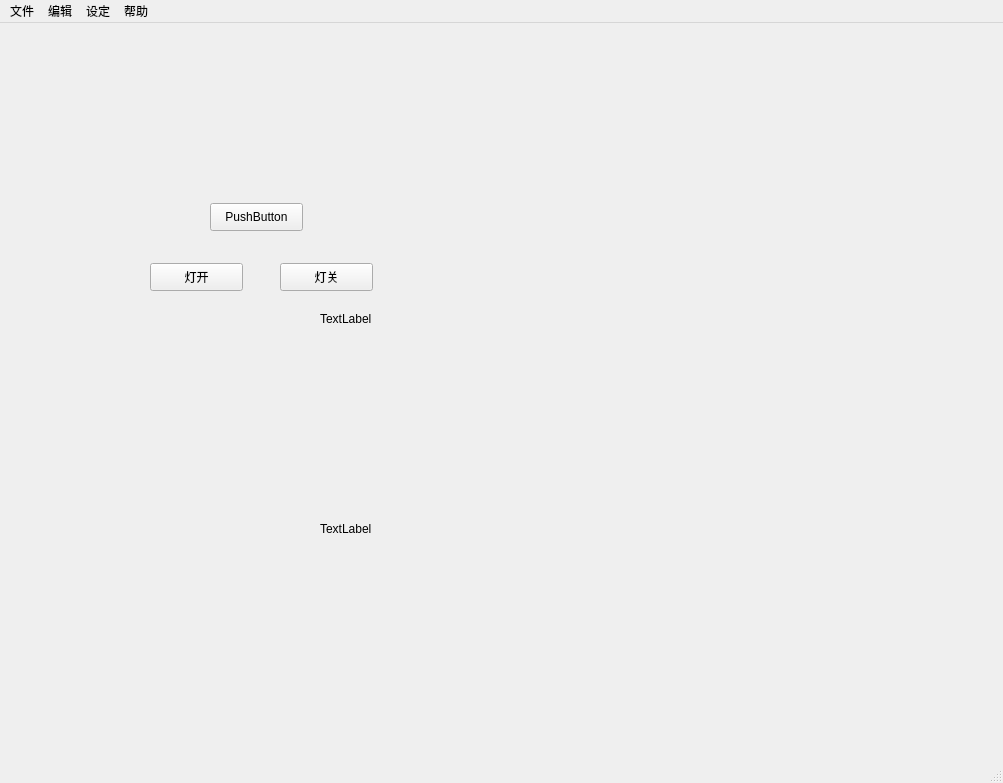
The window that CH2/mainUione.ui (lb123456789/mygit) describes before a commit, drawn with Qt 5.
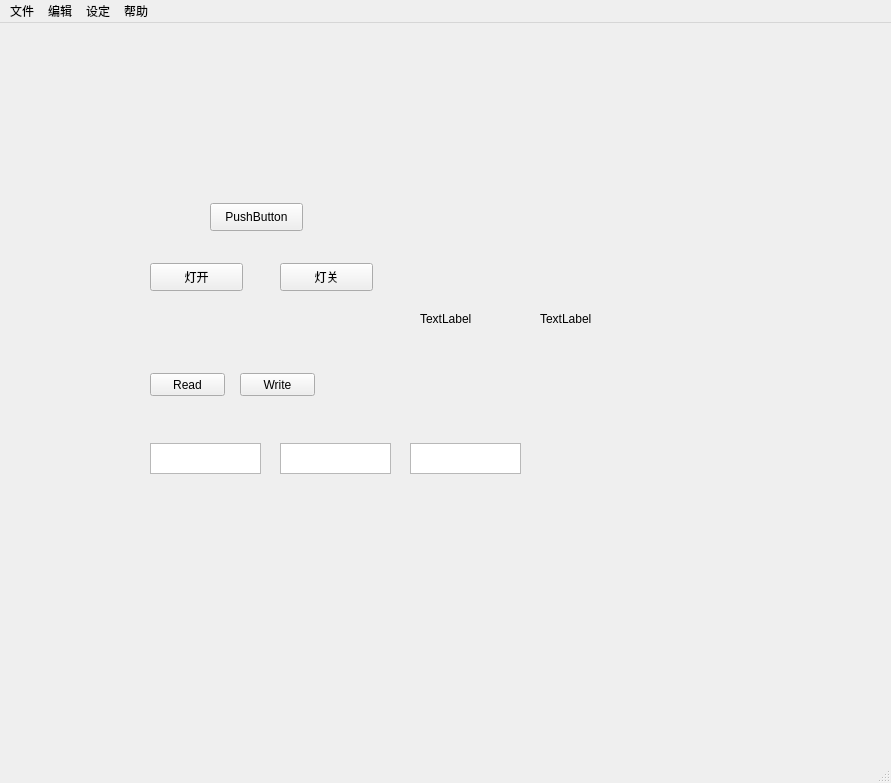
The same window after the commit.

Commit message: 加入了通信

```diff
--- a/CH2/mainUione.ui
+++ b/CH2/mainUione.ui
@@ -6,7 +6,7 @@
    <rect>
     <x>0</x>
     <y>0</y>
-    <width>1003</width>
+    <width>891</width>
     <height>783</height>
    </rect>
   </property>
@@ -17,7 +17,7 @@
    <widget class="QLabel" name="lampLabel">
     <property name="geometry">
      <rect>
-      <x>320</x>
+      <x>420</x>
       <y>250</y>
       <width>91</width>
       <height>91</height>
@@ -30,8 +30,8 @@
    <widget class="QLabel" name="lampLabel_2">
     <property name="geometry">
      <rect>
-      <x>320</x>
-      <y>460</y>
+      <x>540</x>
+      <y>250</y>
       <width>91</width>
       <height>91</height>
      </rect>
@@ -79,6 +79,62 @@
      <string>灯关</string>
     </property>
    </widget>
+   <widget class="QTextEdit" name="textEdit1">
+    <property name="geometry">
+     <rect>
+      <x>150</x>
+      <y>420</y>
+      <width>111</width>
+      <height>31</height>
+     </rect>
+    </property>
+   </widget>
+   <widget class="QTextEdit" name="textEdit12">
+    <property name="geometry">
+     <rect>
+      <x>280</x>
+      <y>420</y>
+      <width>111</width>
+      <height>31</height>
+     </rect>
+    </property>
+   </widget>
+   <widget class="QTextEdit" name="textEdit3">
+    <property name="geometry">
+     <rect>
+      <x>410</x>
+      <y>420</y>
+      <width>111</width>
+      <height>31</height>
+     </rect>
+    </property>
+   </widget>
+   <widget class="QPushButton" name="ButtonRead">
+    <property name="geometry">
+     <rect>
+      <x>150</x>
+      <y>350</y>
+      <width>75</width>
+      <height>23</height>
+     </rect>
+    </property>
+    <property name="text">
+     <string>Read</string>
+    </property>
+   </widget>
+   <widget class="QPushButton" name="ButtonWrite">
+    <property name="geometry">
+     <rect>
+      <x>240</x>
+      <y>350</y>
+      <width>75</width>
+      <height>23</height>
+     </rect>
+    </property>
+    <property name="text">
+     <string>Write</string>
+    </property>
+   </widget>
   </widget>
   <widget class="QStatusBar" name="statusbar"/>
   <widget class="QMenuBar" name="menuBar">
@@ -86,8 +142,8 @@
     <rect>
      <x>0</x>
      <y>0</y>
-     <width>1003</width>
-     <height>26</height>
+     <width>891</width>
+     <height>23</height>
     </rect>
    </property>
    <widget class="QMenu" name="menu">
```
Left out of the diff: 4 changed lines with no effect on the pictures. The commit also changes 2 other files.
